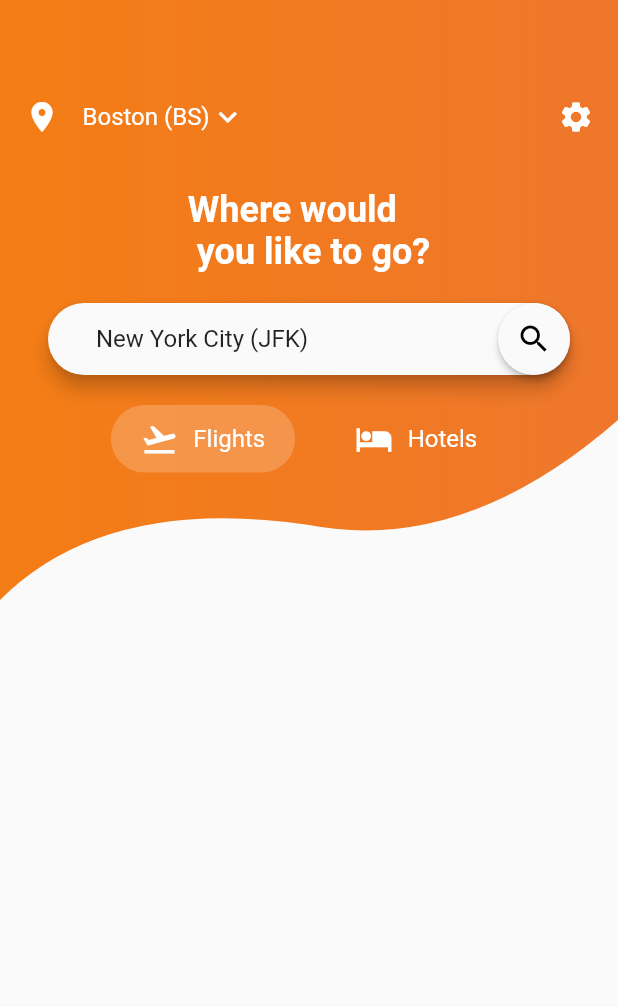
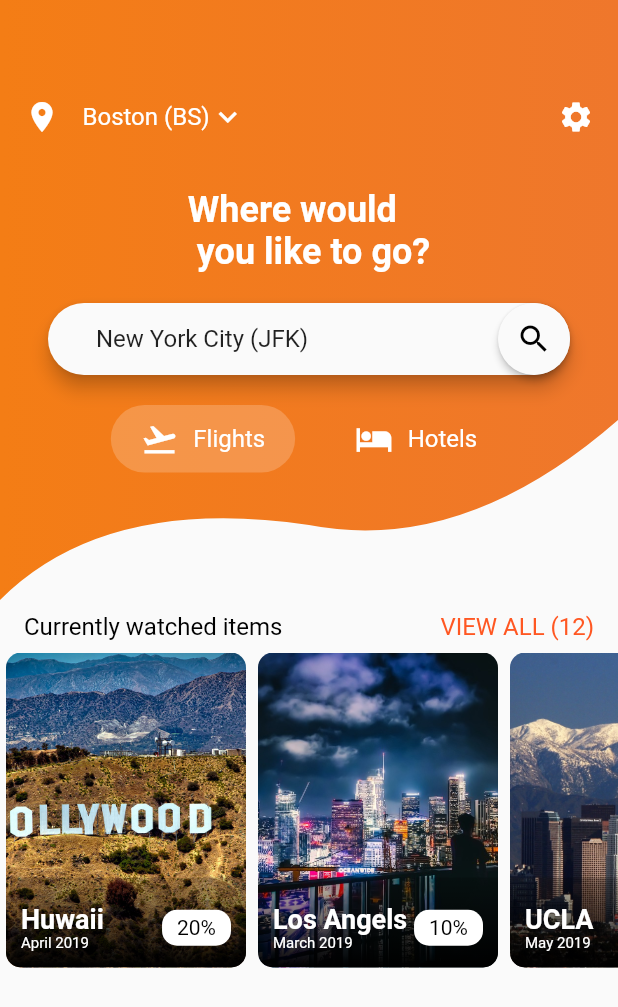
Before and after one commit to phpgeek254/flight-app, a Flutter app: the screen it shows after launch, on a phone screen of 412 x 824 dp. Shown: the top 1007 px of the screen. Run offline on Flutter 3.47's test engine with Material 2 defaults, Android fonts, the phone set to English and light mode, and no system bars.

Commit message:
Finished the first part of the cards

```diff
--- /dev/null
+++ b/lib/CityListCard.dart
@@ -0,0 +1,66 @@
+import 'package:flutter/material.dart';
+
+class CityListCard extends StatelessWidget {
+  final String imagePath, cityName, date, discount, oldPrice, newPrice;
+
+  CityListCard(this.imagePath, this.cityName, this.date, this.discount,
+      this.oldPrice, this.newPrice);
+
+  @override
+  Widget build(BuildContext context) {
+    return Padding(
+      padding: const EdgeInsets.symmetric(horizontal: 4.0),
+      child: ClipRRect(
+        borderRadius: BorderRadius.all(Radius.circular(10.0)),
+        child: Stack(
+          children: <Widget>[
+            Container(
+              height: 210.0,
+              width: 160.0,
+              child: Image.asset(imagePath, fit: BoxFit.cover),
+            ),
+            Positioned(
+              bottom: 0,
+              left: 0,
+              width: 160,
+              height: 60,
+              child: Container(
+                decoration: BoxDecoration(
+                    gradient: LinearGradient(
+                        begin: Alignment.bottomCenter,
+                        end: Alignment.topCenter,
+                        colors: [Colors.black, Colors.black.withOpacity(0.2)])),
+              ),
+            ),
+            Positioned(
+                left: 10.0,
+                bottom: 10.0,
+                right: 10.0,
+                child: Row(
+                  mainAxisSize: MainAxisSize.max,
+                  mainAxisAlignment: MainAxisAlignment.spaceBetween,
+                  children: <Widget>[
+                    Column(
+                      crossAxisAlignment: CrossAxisAlignment.start,
+                      children: <Widget>[
+                        Text(cityName, style: TextStyle(fontSize: 18, fontWeight: FontWeight.bold, color: Colors.white),),
+                        Text(date, style: TextStyle(fontSize: 10,  color: Colors.white),)
+                      ],
+                    ),
+                    Container(
+                      decoration: BoxDecoration(
+                          color: Colors.white,
+                          borderRadius: BorderRadius.all(Radius.circular(10.0))
+                      ),
+                      padding: EdgeInsets.symmetric(horizontal: 10.0, vertical: 4.0),
+                      child: Text("$discount%", style: TextStyle(color: Colors.black),),
+                    )
+                  ],
+                ),
+            ),
+          ],
+        ),
+      ),
+    );
+  }
+}
--- /dev/null
+++ b/lib/HomeScreenBottomPart.dart
@@ -0,0 +1,36 @@
+import 'package:airline_app/CityListCard.dart';
+import 'package:flutter/material.dart';
+
+class HomeScreenBottomPart extends StatelessWidget {
+  final List<CityListCard> cityList = [
+    CityListCard("assets/images/hw.jpg", "Huwaii", "April 2019", "20", "300", "250"),
+    CityListCard("assets/images/la.jpg", "Los Angels", "March 2019", "10", "200", "150"),
+    CityListCard("assets/images/ucla.jpg", "UCLA", "May 2019", "15", "400", "350"),
+  ];
+
+  @override
+  Widget build(BuildContext context) {
+    return  Column(
+      children: <Widget>[
+        Padding(
+          padding: const EdgeInsets.symmetric(horizontal: 16.0, vertical: 8.0),
+          child: Row(
+            mainAxisSize: MainAxisSize.max,
+            mainAxisAlignment: MainAxisAlignment.spaceBetween,
+            children: <Widget>[
+              Text('Currently watched items', style: TextStyle(color: Colors.black, fontSize: 16.0),),
+              Text('VIEW ALL (12)', style: TextStyle(color: Colors.deepOrange, fontSize: 16.0),)
+            ],
+          ),
+        ),
+        Container(
+          height: 210,
+          child: ListView(
+            scrollDirection: Axis.horizontal,
+            children: cityList,
+          ),
+        )
+      ],
+    );
+  }
+}
--- a/lib/main.dart
+++ b/lib/main.dart
@@ -1,3 +1,4 @@
+import 'package:airline_app/HomeScreenBottomPart.dart';
 import 'package:flutter/material.dart';
 import './HomeScreenTopPart.dart';
 void main() => runApp(
@@ -19,7 +20,8 @@ class HomeScreen extends StatelessWidget {
     return Scaffold(
       body:(Column(
         children: <Widget>[
-        HomeScreenTopPart()
+        HomeScreenTopPart(),
+        HomeScreenBottomPart()
         ],
       )),);
   }
```
Also changed, not shown: lib/HomeScreenTopPart.dart (line endings or trailing spaces).
